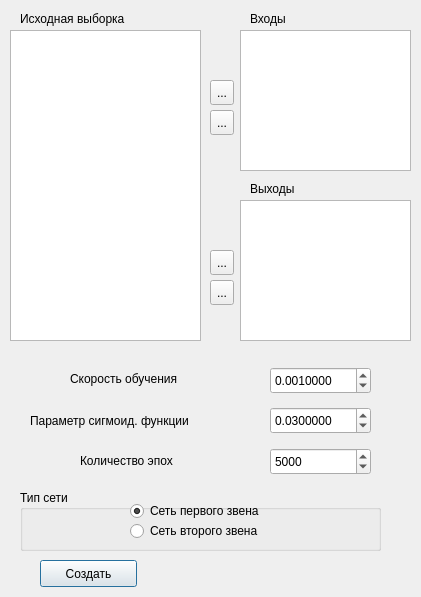
The window that neirosetdialog.ui (dieza13/GMDH1) describes before a commit, drawn with Qt 5.
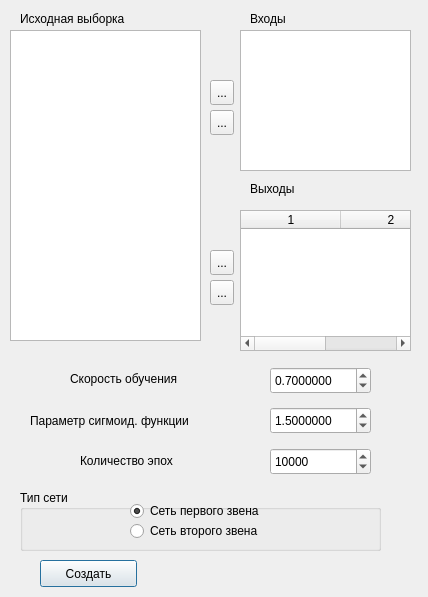
The same window after the commit. Icons and pictures are not drawn.

```diff
--- a/neirosetdialog.ui
+++ b/neirosetdialog.ui
@@ -6,7 +6,7 @@
    <rect>
     <x>0</x>
     <y>0</y>
-    <width>421</width>
+    <width>428</width>
     <height>597</height>
    </rect>
   </property>
@@ -18,7 +18,7 @@
   </property>
   <property name="maximumSize">
    <size>
-    <width>421</width>
+    <width>1200</width>
     <height>597</height>
    </size>
   </property>
@@ -66,7 +66,7 @@
      <double>0.000001000000000</double>
     </property>
     <property name="value">
-     <double>0.001000000000000</double>
+     <double>0.700000000000000</double>
     </property>
    </widget>
    <widget class="QLabel" name="label">
@@ -111,7 +111,7 @@
      <double>0.000001000000000</double>
     </property>
     <property name="value">
-     <double>0.030000000000000</double>
+     <double>1.500000000000000</double>
     </property>
    </widget>
    <widget class="QLabel" name="label_2">
@@ -169,7 +169,7 @@
      <number>1000000</number>
     </property>
     <property name="value">
-     <number>5000</number>
+     <number>10000</number>
     </property>
    </widget>
    <widget class="QLabel" name="label_5">
@@ -370,8 +370,8 @@
   <widget class="QListWidget" name="listWidget_3">
    <property name="geometry">
     <rect>
-     <x>240</x>
-     <y>200</y>
+     <x>490</x>
+     <y>210</y>
      <width>171</width>
      <height>141</height>
     </rect>
@@ -380,6 +380,21 @@
     <enum>QAbstractItemView::ExtendedSelection</enum>
    </property>
   </widget>
+  <widget class="QTableWidget" name="neirons">
+   <property name="geometry">
+    <rect>
+     <x>240</x>
+     <y>210</y>
+     <width>171</width>
+     <height>141</height>
+    </rect>
+   </property>
+   <property name="columnCount">
+    <number>2</number>
+   </property>
+   <column/>
+   <column/>
+  </widget>
  </widget>
  <resources>
   <include location="resources.qrc"/>
```
Left out of the diff: 3 changed lines with no effect on the pictures.
